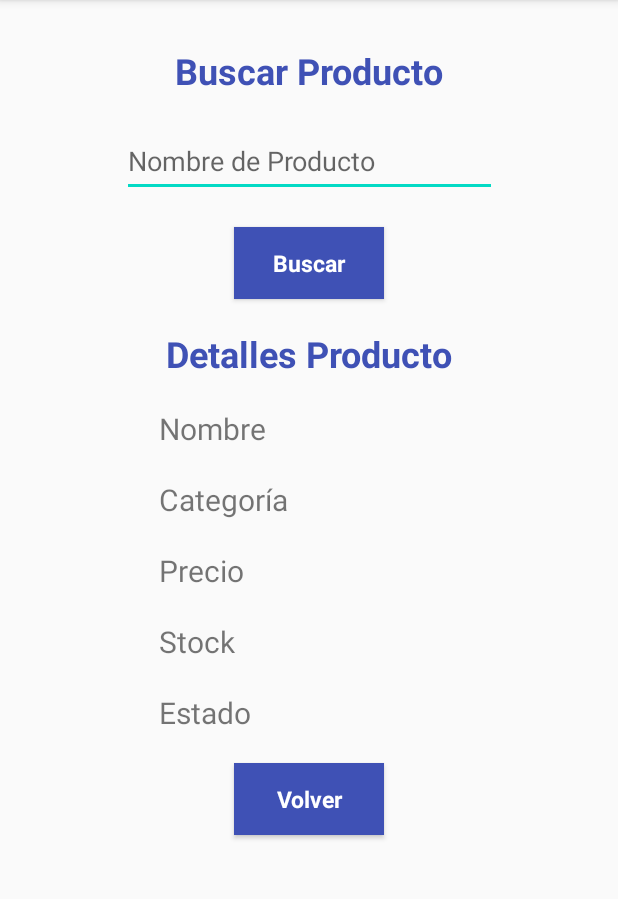
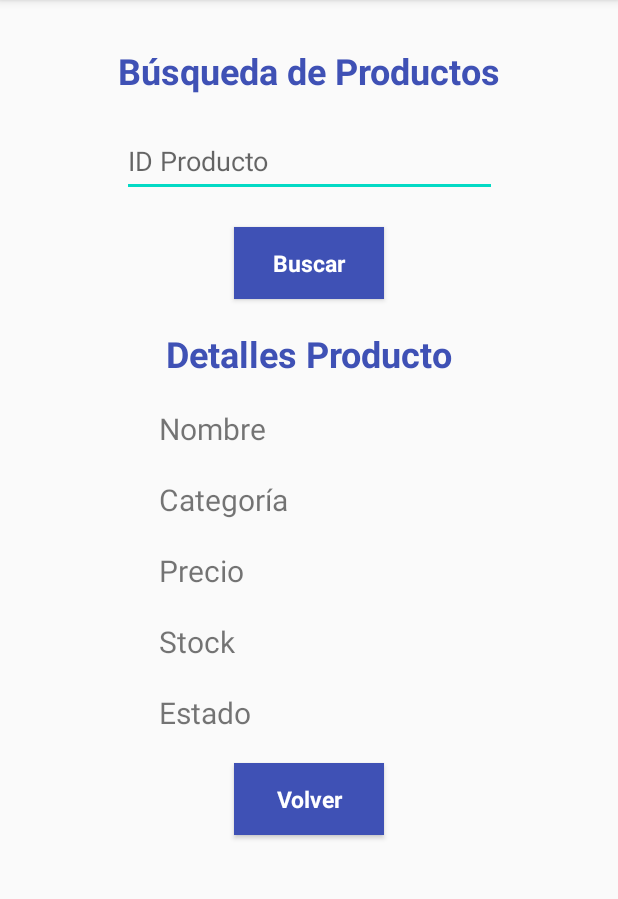
Before and after one commit to BlackTail2000/DAMI_Actividad01_JV, an Android app: the BuscarProductosActivity screen opened directly, with no data from a screen before it, on a phone screen of 412 x 824 dp, the part 84-983 px from its top. Run offline under Robolectric (Android 15) with nearby library versions, the phone set to English and light mode, and no system bars.

Commit message:
Botón 'Buscar'

```diff
--- a/app/src/main/java/com/cibertec/dami_actividad01_jv/BuscarProductosActivity.java
+++ b/app/src/main/java/com/cibertec/dami_actividad01_jv/BuscarProductosActivity.java
@@ -2,12 +2,55 @@ package com.cibertec.dami_actividad01_jv;
 
 import android.support.v7.app.AppCompatActivity;
 import android.os.Bundle;
+import android.view.View;
+import android.widget.EditText;
+import android.widget.TextView;
+import android.widget.Toast;
 
 public class BuscarProductosActivity extends AppCompatActivity {
+
+    private EditText edTxtIdProd;
+    private TextView txtNomProd, txtCategoria, txtPrecio, txtStock, txtEstado;
 
     @Override
     protected void onCreate(Bundle savedInstanceState) {
         super.onCreate(savedInstanceState);
         setContentView(R.layout.activity_buscar_productos);
+
+        edTxtIdProd = findViewById(R.id.edTxtIdProdBP);
+        txtNomProd = findViewById(R.id.txtNomProdBP);
+        txtCategoria = findViewById(R.id.txtCategoriaBP);
+        txtPrecio = findViewById(R.id.txtPrecioBP);
+        txtStock = findViewById(R.id.txtStockBP);
+        txtEstado = findViewById(R.id.txtEstado);
+    }
+
+    public void buscar(View view) {
+        try {
+            int idProd = Integer.parseInt(edTxtIdProd.getText().toString());
+            if(idProd >= 1) {
+                if (idProd == 1) {
+                    cargarDatosProducto("Rompecabezas", "Juguetes", 49.50, 100, "Activo");
+                } else if (idProd == 2) {
+                    cargarDatosProducto("Leche Gloria", "Lactéos", 100.99, 20, "Activo");
+                } else if (idProd == 3) {
+                    cargarDatosProducto("Polo Manga Larga", "Ropa", 20.50, 10, "Inactivo");
+                } else {
+                    Toast.makeText(this, "No se encontró el producto", Toast.LENGTH_LONG).show();
+                }
+            } else {
+                Toast.makeText(this, "Ingresar ID de producto", Toast.LENGTH_LONG).show();
+            }
+        } catch (Exception e) {
+            Toast.makeText(this, "Ingresar ID de producto", Toast.LENGTH_LONG).show();
+        }
+    }
+
+    public void cargarDatosProducto(String nombre, String categoria, double precio, int stock, String estado) {
+        txtNomProd.setText("Nombre: " + nombre);
+        txtCategoria.setText("Categoría: " + categoria);
+        txtPrecio.setText("Precio: S/." + precio);
+        txtStock.setText("Stock: " + stock);
+        txtEstado.setText("Estado: " + estado);
     }
 }
--- a/app/src/main/res/layout/activity_buscar_productos.xml
+++ b/app/src/main/res/layout/activity_buscar_productos.xml
@@ -27,6 +27,7 @@
         android:layout_height="wrap_content"
         android:layout_marginTop="20dp"
         android:background="#3F51B5"
+        android:onClick="buscar"
         android:text="Buscar"
         android:textAppearance="@style/TextAppearance.AppCompat.Body1"
         android:textColor="#FFFFFF"
@@ -34,16 +35,16 @@
         android:textStyle="bold"
         app:layout_constraintEnd_toEndOf="parent"
         app:layout_constraintStart_toStartOf="parent"
-        app:layout_constraintTop_toBottomOf="@+id/edTxtNomProdBP" />
+        app:layout_constraintTop_toBottomOf="@+id/edTxtIdProdBP" />
 
     <EditText
-        android:id="@+id/edTxtNomProdBP"
+        android:id="@+id/edTxtIdProdBP"
         android:layout_width="250sp"
         android:layout_height="wrap_content"
         android:layout_marginTop="20dp"
         android:ems="10"
-        android:hint="Nombre de Producto"
-        android:inputType="textPersonName"
+        android:hint="ID Producto"
+        android:inputType="number"
         android:minHeight="48dp"
         app:layout_constraintEnd_toEndOf="parent"
         app:layout_constraintStart_toStartOf="parent"
@@ -53,7 +54,7 @@
         android:id="@+id/txtTituloBP"
         android:layout_width="wrap_content"
         android:layout_height="wrap_content"
-        android:text="Buscar Producto"
+        android:text="Búsqueda de Productos"
         android:textColor="#3F51B5"
         android:textSize="24sp"
         android:textStyle="bold"
```
